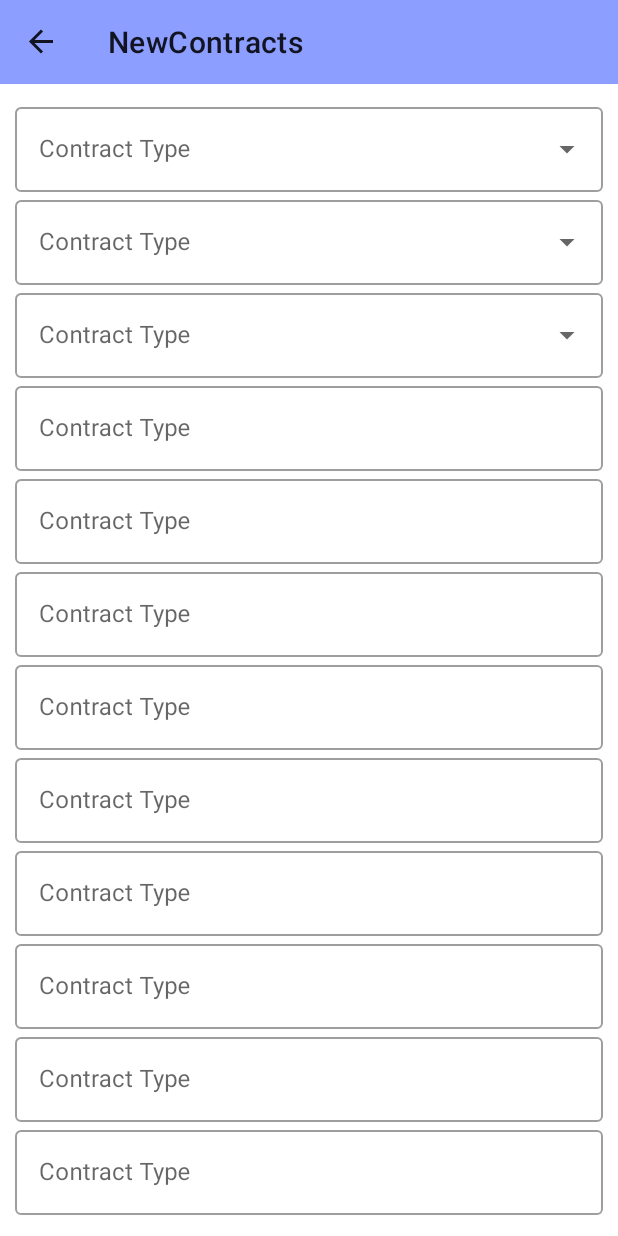
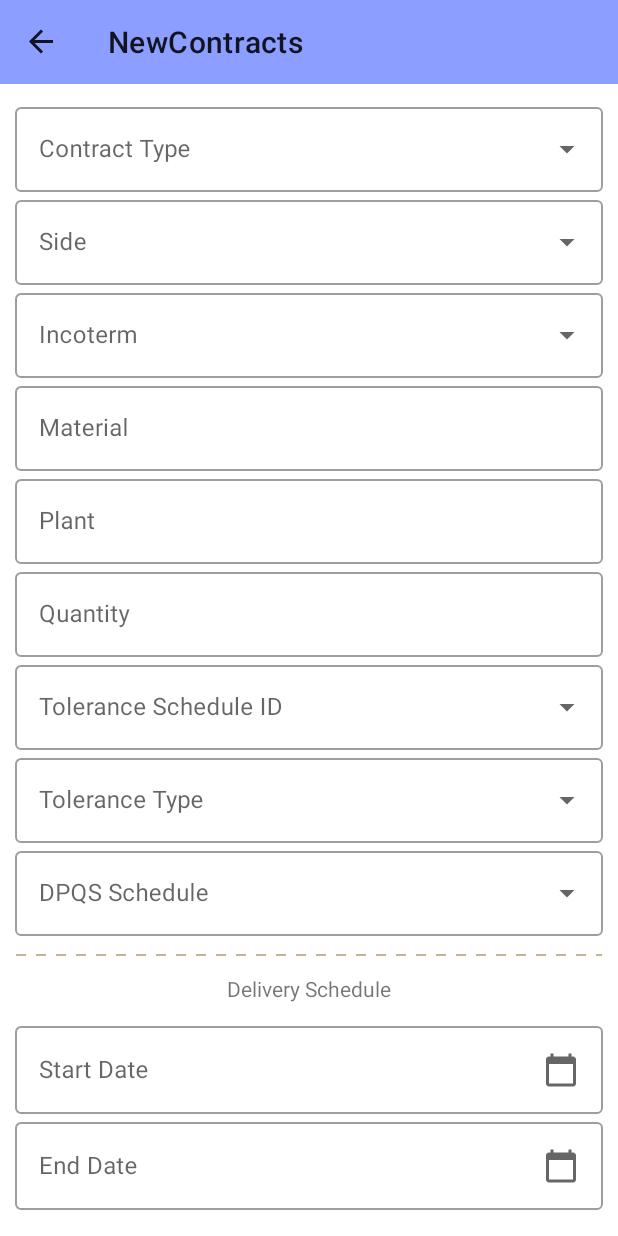
Before and after one commit to ayush4190/AgriTech, an Android app: the NewContracts screen opened through its navigation route, on a phone screen of 412 x 824 dp. Run offline under Robolectric (Android 15) with nearby library versions, the phone set to English and light mode, and no system bars; our stand-ins replace navigation-ui.

Commit message:
Date pickup added for deliovery schedule adn commodity page update with a temporary UI

```diff
--- a/app/src/main/java/com/example/agritech/adapters/CommodityAdapter.kt
+++ b/app/src/main/java/com/example/agritech/adapters/CommodityAdapter.kt
@@ -17,7 +17,7 @@ class CommodityAdapter():RecyclerView.Adapter<CommodityAdapter.ViewHolder>() {
 
     override fun onCreateViewHolder(parent: ViewGroup, viewType: Int): ViewHolder {
 
-        val v = LayoutInflater.from(parent.context).inflate(R.layout.commoditieslist,parent,false)
+        val v = LayoutInflater.from(parent.context).inflate(R.layout.gridlayout,parent,false)
         return ViewHolder(v)
     }
 
--- a/app/src/main/java/com/example/agritech/fragments/NewContracts.kt
+++ b/app/src/main/java/com/example/agritech/fragments/NewContracts.kt
@@ -1,15 +1,21 @@
 package com.example.agritech.fragments
 
+import android.app.DatePickerDialog
 import android.os.Bundle
 import androidx.fragment.app.Fragment
 import android.view.LayoutInflater
 import android.view.View
 import android.view.ViewGroup
 import com.example.agritech.R
-
+import com.google.android.material.textfield.TextInputEditText
+import com.google.android.material.textfield.TextInputLayout
+import kotlinx.android.synthetic.main.fragment_new_contracts.*
+import java.util.*
+import javax.xml.datatype.DatatypeConstants.MONTHS
 
 
 class NewContracts : Fragment() {
+
 
 
     override fun onCreate(savedInstanceState: Bundle?) {
@@ -27,5 +33,36 @@ class NewContracts : Fragment() {
 
     }
 
+    override fun onViewCreated(view: View, savedInstanceState: Bundle?) {
+        super.onViewCreated(view, savedInstanceState)
+
+        view.findViewById<TextInputEditText>(R.id.startdate).setOnClickListener {
+            openCalender()
+        }
+        view.findViewById<TextInputEditText>(R.id.enddate).setOnClickListener {
+            openCalender()
+        }
+    }
+
+    private fun openCalender()
+    {
+        val c = Calendar.getInstance()
+        val year = c.get(Calendar.YEAR)
+        val month = c.get(Calendar.MONTH)
+        val day = c.get(Calendar.DAY_OF_MONTH)
+
+
+
+        val dpd = DatePickerDialog(requireActivity(), DatePickerDialog.OnDateSetListener { view, year, monthOfYear, dayOfMonth ->
+
+
+           /**TODO Set Date from the date picker to the start and end date **/
+
+        }, year, month, day)
+
+        dpd.show()
+    }
+
+
 
 }
--- /dev/null
+++ b/app/src/main/res/drawable/calender.xml
@@ -0,0 +1,10 @@
+<vector xmlns:android="http://schemas.android.com/apk/res/android"
+    android:width="24dp"
+    android:height="24dp"
+    android:viewportWidth="24"
+    android:viewportHeight="24"
+    android:tint="?attr/colorControlNormal">
+  <path
+      android:fillColor="@android:color/white"
+      android:pathData="M20,3h-1L19,1h-2v2L7,3L7,1L5,1v2L4,3c-1.1,0 -2,0.9 -2,2v16c0,1.1 0.9,2 2,2h16c1.1,0 2,-0.9 2,-2L22,5c0,-1.1 -0.9,-2 -2,-2zM20,21L4,21L4,8h16v13z"/>
+</vector>
--- /dev/null
+++ b/app/src/main/res/drawable/dotted_line.xml
@@ -0,0 +1,10 @@
+<?xml version="1.0" encoding="utf-8"?>
+<shape xmlns:android="http://schemas.android.com/apk/res/android"
+    android:shape="line">
+
+    <stroke
+        android:color="#C7B299"
+        android:dashWidth="10px"
+        android:dashGap="10px"
+        android:width="1dp"/>
+</shape>
--- a/app/src/main/res/layout/fragment_new_contracts.xml
+++ b/app/src/main/res/layout/fragment_new_contracts.xml
@@ -3,9 +3,10 @@
     android:orientation="vertical"
     xmlns:android="http://schemas.android.com/apk/res/android"
     android:layout_width="match_parent"
+    android:screenReaderFocusable="true"
     android:layout_height="match_parent">
 
-   <androidx.core.widget.NestedScrollView
+   <ScrollView
        android:layout_width="match_parent"
        android:layout_height="match_parent"
        android:padding="@dimen/activity_horizontal_margin">
@@ -34,7 +35,7 @@
            android:layout_height="wrap_content"
            style="@style/Widget.MaterialComponents.TextInputLayout.OutlinedBox.ExposedDropdownMenu"
            android:orientation="horizontal"
-           android:hint="Contract Type">
+           android:hint="Side">
 
 
            <AutoCompleteTextView
@@ -49,7 +50,7 @@
                android:layout_height="wrap_content"
                style="@style/Widget.MaterialComponents.TextInputLayout.OutlinedBox.ExposedDropdownMenu"
                android:orientation="horizontal"
-               android:hint="Contract Type">
+               android:hint="Incoterm">
 
 
                <AutoCompleteTextView
@@ -64,7 +65,7 @@
                android:layout_height="wrap_content"
                style="@style/Widget.MaterialComponents.TextInputLayout.OutlinedBox"
                android:orientation="horizontal"
-               android:hint="Contract Type">
+               android:hint="Material ">
 
                <com.google.android.material.textfield.TextInputEditText
                    android:layout_width="match_parent"
@@ -78,7 +79,7 @@
                android:layout_height="wrap_content"
                style="@style/Widget.MaterialComponents.TextInputLayout.OutlinedBox"
                android:orientation="horizontal"
-               android:hint="Contract Type">
+               android:hint="Plant ">
 
                <com.google.android.material.textfield.TextInputEditText
                    android:layout_width="match_parent"
@@ -92,7 +93,7 @@
                android:layout_height="wrap_content"
                style="@style/Widget.MaterialComponents.TextInputLayout.OutlinedBox"
                android:orientation="horizontal"
-               android:hint="Contract Type">
+               android:hint="Quantity">
 
                <com.google.android.material.textfield.TextInputEditText
                    android:layout_width="match_parent"
@@ -104,13 +105,89 @@
            <com.google.android.material.textfield.TextInputLayout
                android:layout_width="match_parent"
                android:layout_height="wrap_content"
+               style="@style/Widget.MaterialComponents.TextInputLayout.OutlinedBox.ExposedDropdownMenu"
+
+               android:orientation="horizontal"
+               android:hint="Tolerance Schedule ID">
+
+               <AutoCompleteTextView
+                   android:layout_width="match_parent"
+                   android:layout_height="wrap_content"
+                   android:inputType="none"/>
+
+           </com.google.android.material.textfield.TextInputLayout>
+
+           <com.google.android.material.textfield.TextInputLayout
+               android:layout_width="match_parent"
+               android:layout_height="wrap_content"
                style="@style/Widget.MaterialComponents.TextInputLayout.OutlinedBox"
                android:orientation="horizontal"
-               android:hint="Contract Type">
+               android:hint="Tolerance ID">
+
+
+
+           </com.google.android.material.textfield.TextInputLayout>
+
+           <com.google.android.material.textfield.TextInputLayout
+               android:layout_width="match_parent"
+               android:layout_height="wrap_content"
+               style="@style/Widget.MaterialComponents.TextInputLayout.OutlinedBox.ExposedDropdownMenu"
+
+               android:orientation="horizontal"
+               android:hint="Tolerance Type">
+
+               <AutoCompleteTextView
+                   android:layout_width="match_parent"
+                   android:layout_height="wrap_content"
+                   android:inputType="none"/>
+
+           </com.google.android.material.textfield.TextInputLayout>
+
+           <com.google.android.material.textfield.TextInputLayout
+               android:layout_width="match_parent"
+               android:layout_height="wrap_content"
+               style="@style/Widget.MaterialComponents.TextInputLayout.OutlinedBox.ExposedDropdownMenu"
+
+               android:orientation="horizontal"
+               android:hint="DPQS Schedule">
+
+               <AutoCompleteTextView
+                   android:layout_width="match_parent"
+                   android:layout_height="wrap_content"
+                   android:inputType="none"/>
+
+           </com.google.android.material.textfield.TextInputLayout>
+
+
+           <ImageView
+               android:layout_marginTop="@dimen/activity_horizontal_margin"
+               android:layout_marginBottom="@dimen/activity_horizontal_margin"
+               android:layout_width="match_parent"
+               android:layout_height="5dp"
+               android:src="@drawable/dotted_line"
+               android:layerType="software" />
+
+           <com.google.android.material.textview.MaterialTextView
+               android:layout_width="match_parent"
+               android:layout_height="wrap_content"
+               android:layout_marginBottom="@dimen/activity_horizontal_margin"
+               android:text="Delivery Schedule"
+               android:textAlignment="center"/>
+
+           <com.google.android.material.textfield.TextInputLayout
+               android:layout_width="match_parent"
+               android:layout_height="wrap_content"
+               style="@style/Widget.MaterialComponents.TextInputLayout.OutlinedBox"
+               android:orientation="horizontal"
+
+               android:hint="Start Date">
 
                <com.google.android.material.textfield.TextInputEditText
                    android:layout_width="match_parent"
                    android:layout_height="wrap_content"
+                   android:id="@+id/startdate"
+                   android:drawableRight="@drawable/calender"
+
                    />
 
            </com.google.android.material.textfield.TextInputLayout>
@@ -120,140 +197,23 @@
                android:layout_height="wrap_content"
                style="@style/Widget.MaterialComponents.TextInputLayout.OutlinedBox"
                android:orientation="horizontal"
-               android:hint="Contract Type">
+               android:hint="End Date">
 
                <com.google.android.material.textfield.TextInputEditText
                    android:layout_width="match_parent"
                    android:layout_height="wrap_content"
+                   android:drawableRight="@drawable/calender"
+                   android:id="@+id/enddate"
+
                    />
 
            </com.google.android.material.textfield.TextInputLayout>
 
-           <com.google.android.material.textfield.TextInputLayout
-               android:layout_width="match_parent"
-               android:layout_height="wrap_content"
-               style="@style/Widget.MaterialComponents.TextInputLayout.OutlinedBox"
-               android:orientation="horizontal"
-               android:hint="Contract Type">
 
-               <com.google.android.material.textfield.TextInputEditText
-                   android:layout_width="match_parent"
-                   android:layout_height="wrap_content"
-                   />
 
-           </com.google.android.material.textfield.TextInputLayout>
 
-           <com.google.android.material.textfield.TextInputLayout
-               android:layout_width="match_parent"
-               android:layout_height="wrap_content"
-               style="@style/Widget.MaterialComponents.TextInputLayout.OutlinedBox"
-               android:orientation="horizontal"
-               android:hint="Contract Type">
 
-               <com.google.android.material.textfield.TextInputEditText
-                   android:layout_width="match_parent"
-                   android:layout_height="wrap_content"
-                   />
 
-           </com.google.android.material.textfield.TextInputLayout>
-
-           <com.google.android.material.textfield.TextInputLayout
-               android:layout_width="match_parent"
-               android:layout_height="wrap_content"
-               style="@style/Widget.MaterialComponents.TextInputLayout.OutlinedBox"
-               android:orientation="horizontal"
-               android:hint="Contract Type">
-
-               <com.google.android.material.textfield.TextInputEditText
-                   android:layout_width="match_parent"
-                   android:layout_height="wrap_content"
-                   />
-
-           </com.google.android.material.textfield.TextInputLayout>
-
-           <com.google.android.material.textfield.TextInputLayout
-               android:layout_width="match_parent"
-               android:layout_height="wrap_content"
-               style="@style/Widget.MaterialComponents.TextInputLayout.OutlinedBox"
-               android:orientation="horizontal"
-               android:hint="Contract Type">
-
-               <com.google.android.material.textfield.TextInputEditText
-                   android:layout_width="match_parent"
-                   android:layout_height="wrap_content"
-                   />
-
-           </com.google.android.material.textfield.TextInputLayout>
-
-           <com.google.android.material.textfield.TextInputLayout
-               android:layout_width="match_parent"
-               android:layout_height="wrap_content"
-               style="@style/Widget.MaterialComponents.TextInputLayout.OutlinedBox"
-               android:orientation="horizontal"
-               android:hint="Contract Type">
-
-               <com.google.android.material.textfield.TextInputEditText
-                   android:layout_width="match_parent"
-                   android:layout_height="wrap_content"
-                   />
-
-           </com.google.android.material.textfield.TextInputLayout>
-
-           <com.google.android.material.textfield.TextInputLayout
-               android:layout_width="match_parent"
-               android:layout_height="wrap_content"
-               style="@style/Widget.MaterialComponents.TextInputLayout.OutlinedBox"
-               android:orientation="horizontal"
-               android:hint="Contract Type">
-
-               <com.google.android.material.textfield.TextInputEditText
-                   android:layout_width="match_parent"
-                   android:layout_height="wrap_content"
-                   />
-
-           </com.google.android.material.textfield.TextInputLayout>
-
-           <com.google.android.material.textfield.TextInputLayout
-           android:layout_width="match_parent"
-           android:layout_height="wrap_content"
-           style="@style/Widget.MaterialComponents.TextInputLayout.OutlinedBox"
-           android:orientation="horizontal"
-           android:hint="Contract Type">
-
-           <com.google.android.material.textfield.TextInputEditText
-               android:layout_width="match_parent"
-               android:layout_height="wrap_content"
-               />
-
-       </com.google.android.material.textfield.TextInputLayout>
-
-           <com.google.android.material.textfield.TextInputLayout
-               android:layout_width="match_parent"
-               android:layout_height="wrap_content"
-               style="@style/Widget.MaterialComponents.TextInputLayout.OutlinedBox"
-               android:orientation="horizontal"
-               android:hint="Contract Type">
-
-               <com.google.android.material.textfield.TextInputEditText
-                   android:layout_width="match_parent"
-                   android:layout_height="wrap_content"
-                   />
-
-           </com.google.android.material.textfield.TextInputLayout>
-
-           <com.google.android.material.textfield.TextInputLayout
-           android:layout_width="match_parent"
-           android:layout_height="wrap_content"
-           style="@style/Widget.MaterialComponents.TextInputLayout.OutlinedBox"
-           android:orientation="horizontal"
-           android:hint="Contract Type">
-
-           <com.google.android.material.textfield.TextInputEditText
-               android:layout_width="match_parent"
-               android:layout_height="wrap_content"
-               />
-
-       </com.google.android.material.textfield.TextInputLayout>
 
 
 
@@ -262,7 +222,7 @@
 
        </LinearLayout>
 
-   </androidx.core.widget.NestedScrollView>
+   </ScrollView>
 
 
 
--- a/app/src/main/res/layout/fragment_vendorsfragment.xml
+++ b/app/src/main/res/layout/fragment_vendorsfragment.xml
@@ -4,6 +4,7 @@
     android:layout_width="match_parent"
     android:layout_height="match_parent"
     xmlns:app="http://schemas.android.com/apk/res-auto"
+    android:background="@drawable/background"
     tools:context=".fragments.vendorsfragment">
 
 
@@ -12,7 +13,7 @@
             android:layout_width="match_parent"
             android:layout_height="wrap_content"
             app:layoutManager="androidx.recyclerview.widget.LinearLayoutManager"
-            tools:listitem="@layout/commoditieslist"/>
+            tools:listitem="@layout/gridlayout"/>
 
 
 </FrameLayout>
--- a/app/src/main/res/navigation/nav_graph_main.xml
+++ b/app/src/main/res/navigation/nav_graph_main.xml
@@ -24,6 +24,6 @@
     <fragment
         android:id="@+id/vendorsfragment"
         android:name="com.example.agritech.fragments.vendorsfragment"
-        android:label="fragment_vendorsfragment"
+        android:label="Commodities"
         tools:layout="@layout/fragment_vendorsfragment" />
 </navigation>
```
Also changed, not shown: app/src/main/java/com/example/agritech/fragments/vendorsfragment.kt (+19 -5 lines), app/src/main/res/layout/commoditieslist.xml (deleted, +0 -112 lines), app/src/main/res/layout/gridlayout.xml (added, +42 -0 lines), app/src/main/res/drawable/itemtype.jpg (added).
